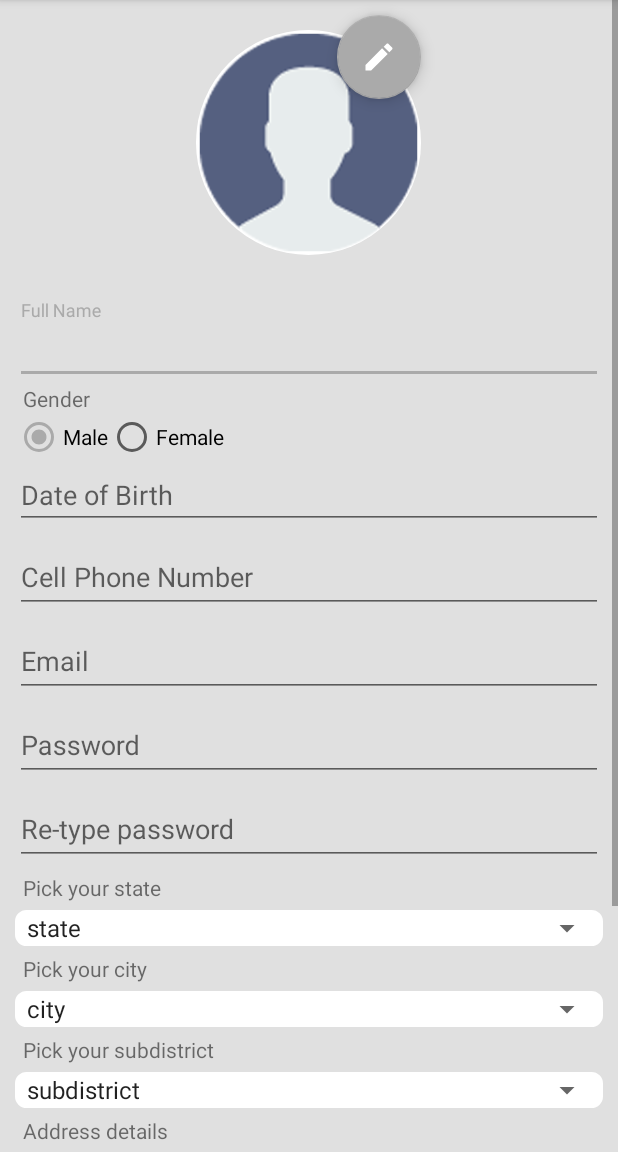
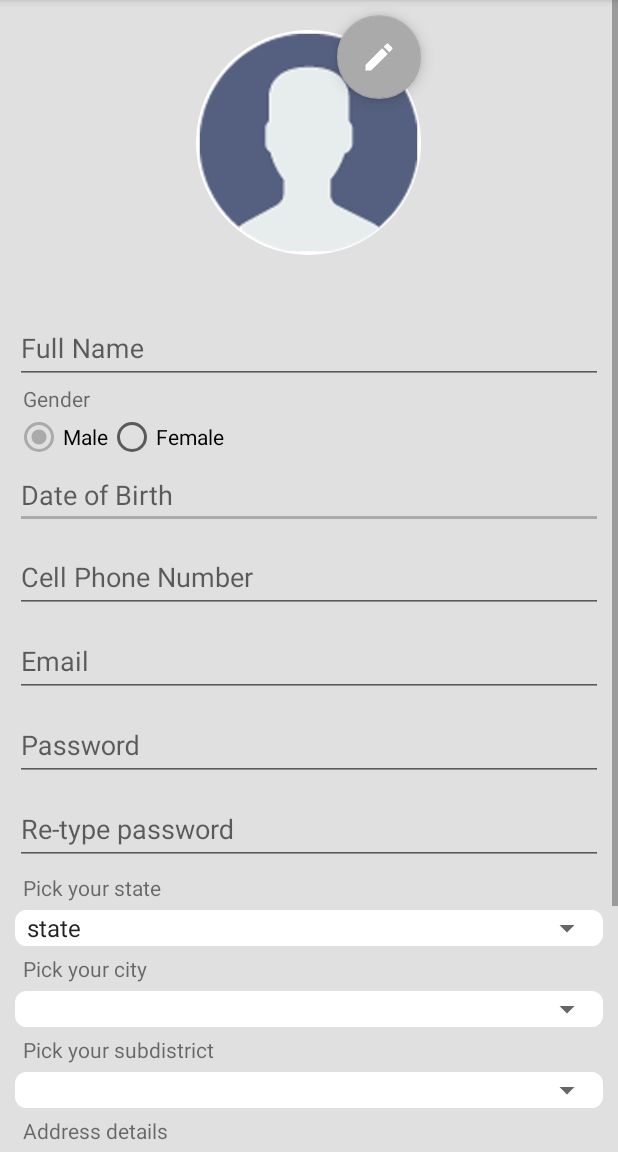
Before and after one commit to zulham724/wohfresh-app, an Android app: the MyProfileActivity screen opened directly, with no data from a screen before it, on a phone screen of 412 x 824 dp, the part 84-1236 px from its top. Run offline under Robolectric (Android 15) with nearby library versions, the phone set to English and light mode, and no system bars; our stand-ins replace ButterKnife; libraries missing offline, so code that uses them is left out: com.androidnetworking, com.daimajia.androidanimations, com.facebook, com.facebook.appevents, com.mobsandgeeks.saripaar and 2 more; pictures from the network do not load.

Commit message:
styling region

```diff
--- a/app/src/main/res/layout/activity_my_profile.xml
+++ b/app/src/main/res/layout/activity_my_profile.xml
@@ -37,6 +37,7 @@
                         android:layout_height="wrap_content">
 
                         <EditText
+                            android:focusable="false"
                             android:layout_width="match_parent"
                             android:layout_height="wrap_content"
                             android:hint="@string/profile_fullname"
@@ -146,11 +147,17 @@
                         android:layout_width="match_parent"
                         android:layout_height="wrap_content"
                         android:background="@drawable/bg_spinner_region">
+                        <Spinner
+                            style="@style/mySpinnerState"
+                            android:id="@+id/profileSpStateStatic"
+                            android:entries="@array/arr_profile_state"
+                            android:layout_width="match_parent"
+                            android:layout_height="wrap_content"/>
                     <Spinner
+                        android:visibility="gone"
+                        android:id="@+id/profileSpState"
                         android:layout_width="match_parent"
-                        android:layout_height="wrap_content"
-                        android:entries="@array/arr_profile_state"
-                        android:prompt="@string/profile_prompt_state" />
+                        android:layout_height="wrap_content"/>
                     </RelativeLayout>
 
                     <TextView
@@ -163,10 +170,9 @@
                         android:layout_height="wrap_content"
                         android:background="@drawable/bg_spinner_region">
                         <Spinner
+                            android:id="@+id/profileSpCity"
                             android:layout_width="match_parent"
-                            android:layout_height="wrap_content"
-                            android:entries="@array/arr_profile_city"
-                            android:prompt="@string/profile_prompt_city" />
+                            android:layout_height="wrap_content" />
                     </RelativeLayout>
 
                     <TextView
@@ -179,10 +185,9 @@
                         android:layout_height="wrap_content"
                         android:background="@drawable/bg_spinner_region">
                         <Spinner
+                            android:id="@+id/profileSpSubdistrict"
                             android:layout_width="match_parent"
-                            android:layout_height="wrap_content"
-                            android:entries="@array/arr_profile_subdistrict"
-                            android:prompt="@string/profile_prompt_subdistrict" />
+                            android:layout_height="wrap_content" />
                     </RelativeLayout>
 
                     <TextView
@@ -206,6 +211,7 @@
                 </LinearLayout>
 
                 <android.support.v7.widget.AppCompatButton
+                    android:id="@+id/btnSave"
                     android:background="@color/colorPrimary"
                     android:layout_alignParentBottom="true"
                     android:layout_width="match_parent"
```
